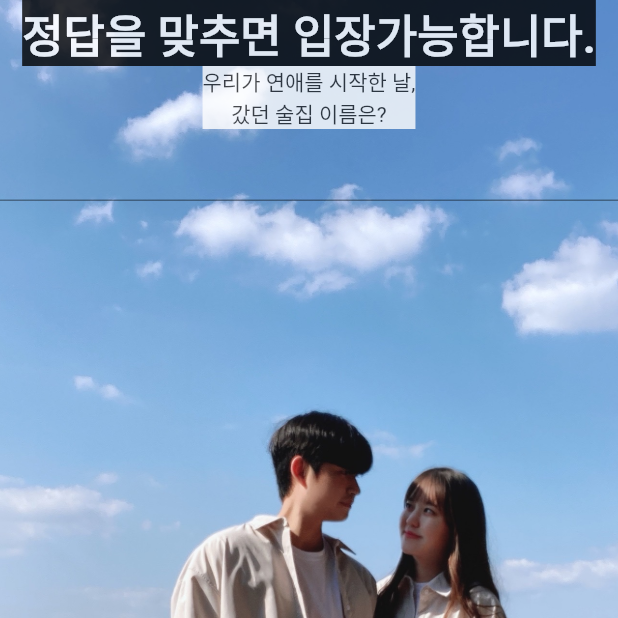
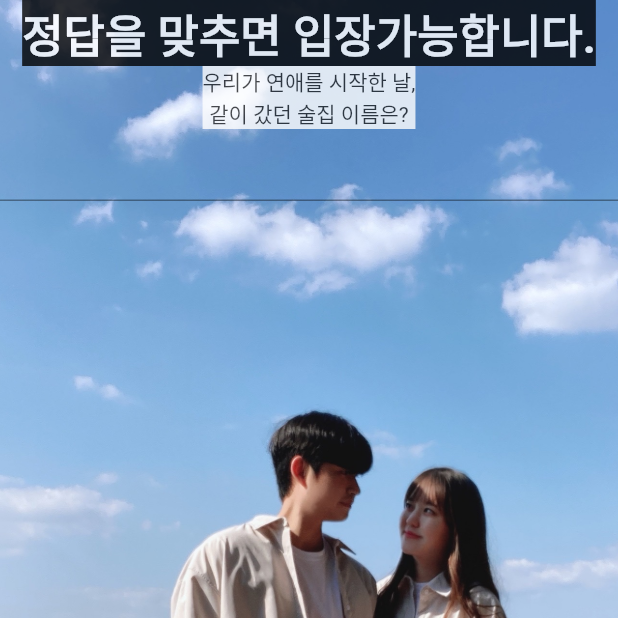
Before and after one commit to BOOMERANGYR/SEJIN, a Flutter app: the screen it shows after launch, on a phone screen of 412 x 824 dp, the top half of it. Run offline on Flutter 3.47's test engine with Material 2 defaults, Android fonts, the phone set to English and light mode, and no system bars.

Commit message:
다른프로젝트에서 테스트

```diff
--- a/lib/screen/home_screen.dart
+++ b/lib/screen/home_screen.dart
@@ -72,7 +72,7 @@ class _Question extends StatelessWidget {
             Column(
               children: [
                 Text("우리가 연애를 시작한 날,"),
-                Text("갔던 술집 이름은?"),
+                Text("같이 갔던 술집 이름은?"),
               ],
             ),
           ],
```
